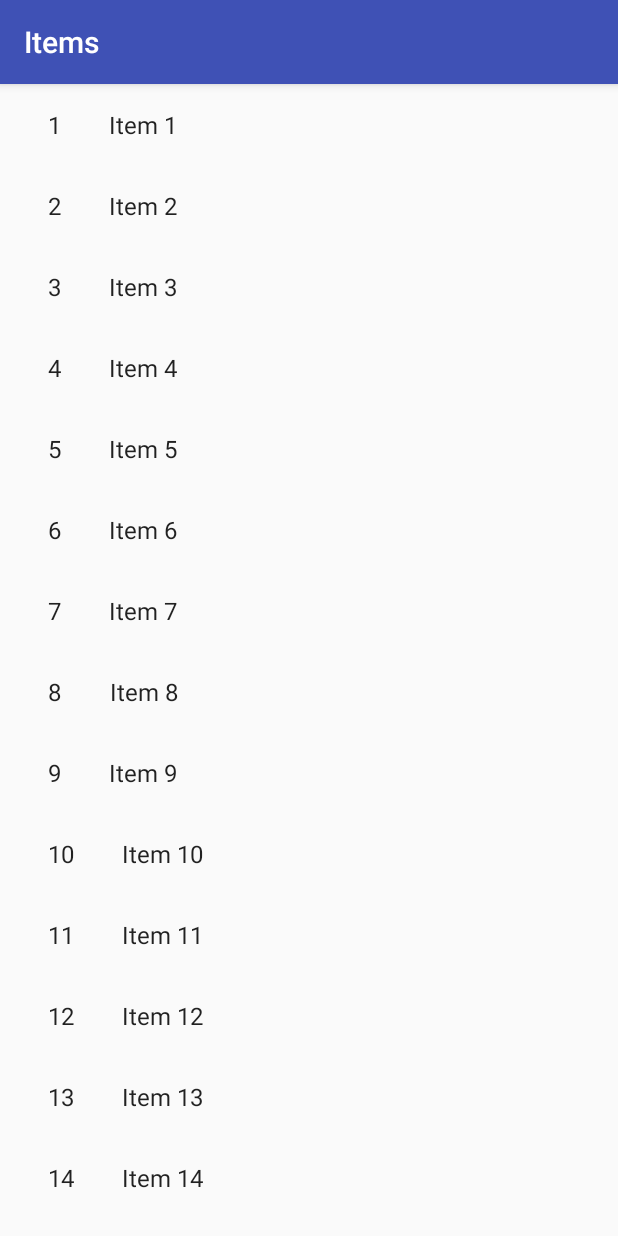
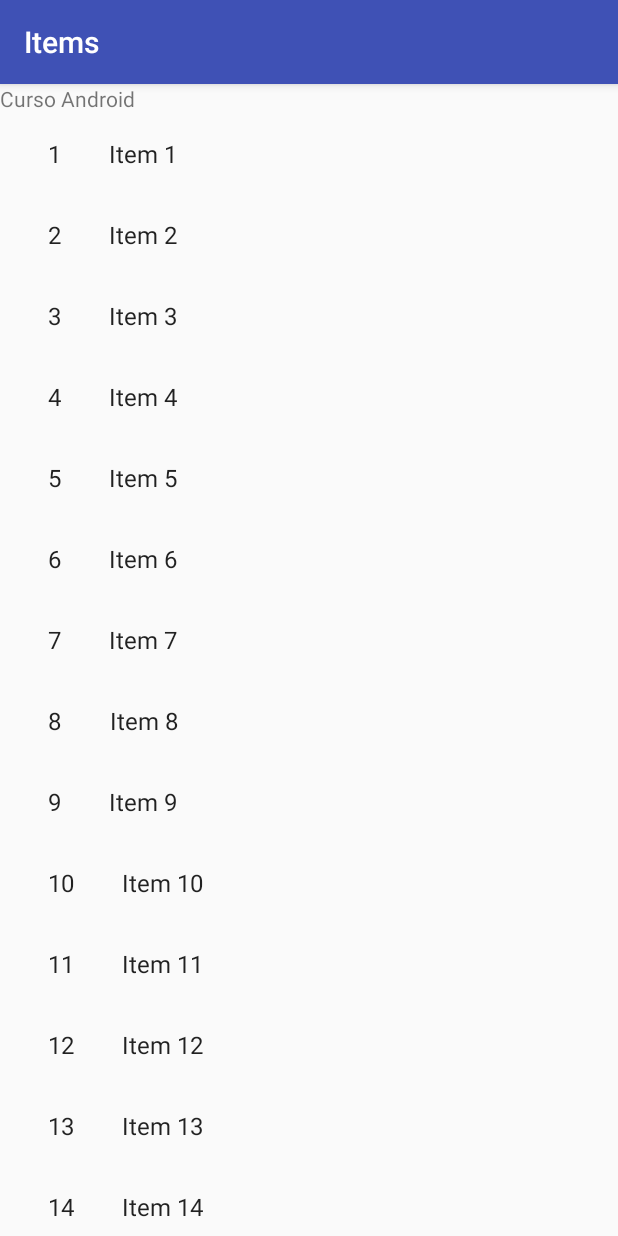
Before and after one commit to BelatrixTraining/Android-Fundamentals, an Android app: the screen it shows after launch (ItemListActivity), on a phone screen of 412 x 824 dp. Run offline under Robolectric (Android 15) with nearby library versions, the phone set to English and light mode, and no system bars.

Commit message:
cambios en la clase

```diff
--- a/Lesson6/app/src/main/java/com/bx/android/lesson6/ItemListActivity.java
+++ b/Lesson6/app/src/main/java/com/bx/android/lesson6/ItemListActivity.java
@@ -28,7 +28,7 @@ import java.util.List;
  * item details. On tablets, the activity presents the list of items and
  * item details side-by-side using two vertical panes.
  */
-public class ItemListActivity extends AppCompatActivity {
+public class ItemListActivity extends AppCompatActivity implements ItemDetailFragment.FragmentInterface {
 
     /**
      * Whether or not the activity is in two-pane mode, i.e. running on a tablet
@@ -45,39 +45,31 @@ public class ItemListActivity extends AppCompatActivity {
         setSupportActionBar(toolbar);
         toolbar.setTitle(getTitle());
 
-        View recyclerView = findViewById(R.id.item_list);
-        assert recyclerView != null;
-        setupRecyclerView((RecyclerView) recyclerView);
-
-        if (findViewById(R.id.item_detail_container) != null) {
+        if (findViewById(R.id.detailContainer) != null) {
             // The detail container view will be present only in the
             // large-screen layouts (res/values-w900dp).
             // If this view is present, then the
             // activity should be in two-pane mode.
             mTwoPane = true;
         }
-    }
 
-    private void setupRecyclerView(@NonNull RecyclerView recyclerView) {
-        recyclerView.setAdapter(new SimpleItemRecyclerViewAdapter(DummyContentFactory.ITEMS, new SimpleItemRecyclerViewAdapter.RecycleViewListener() {
-            @Override
-            public void onItemClick(String id) {
-                if (mTwoPane) {
-                    Bundle arguments = new Bundle();
-                    arguments.putString(ItemDetailFragment.ARG_ITEM_ID, id);
-                    ItemDetailFragment fragment = new ItemDetailFragment();
-                    fragment.setArguments(arguments);
-                    getSupportFragmentManager().beginTransaction()
-                            .replace(R.id.item_detail_container, fragment)
-                            .commit();
-                } else {
-                    Intent intent = new Intent(ItemListActivity.this, ItemDetailActivity.class);
-                    intent.putExtra(ItemDetailFragment.ARG_ITEM_ID, id);
-                    startActivity(intent);
-                }
-            }
-        }));
+        Bundle bundle = new Bundle();
+        bundle.putBoolean("TWO_PANE", mTwoPane);
+        ListFragment listFragment = new ListFragment();
+        listFragment.setArguments(bundle);
+        getSupportFragmentManager().beginTransaction().replace(R.id.mainContainer, listFragment).commit();
     }
 
 
+    @Override
+    public void doAction(String action) {
+
+    }
+
+    @Override
+    public void setTextInTextView(String message) {
+        ListFragment listFragment = (ListFragment) getSupportFragmentManager().findFragmentById(R.id.mainContainer);
+        listFragment.setTextInTextView(message);
+
+    }
 }
--- /dev/null
+++ b/Lesson6/app/src/main/java/com/bx/android/lesson6/ListFragment.java
@@ -0,0 +1,72 @@
+package com.bx.android.lesson6;
+
+import android.content.Intent;
+import android.os.Bundle;
+import android.support.annotation.NonNull;
+import android.support.annotation.Nullable;
+import android.support.v4.app.Fragment;
+import android.support.v7.widget.RecyclerView;
+import android.view.LayoutInflater;
+import android.view.View;
+import android.view.ViewGroup;
+import android.widget.TextView;
+
+import com.bx.android.lesson6.dummy.DummyContentFactory;
+
+public class ListFragment extends Fragment {
+
+    private boolean mTwoPane = false;
+
+    public ListFragment() {
+        // Required empty public constructor
+    }
+
+    @Override
+    public void onCreate(Bundle savedInstanceState) {
+        super.onCreate(savedInstanceState);
+        mTwoPane = getArguments().getBoolean("TWO_PANE");
+    }
+
+    @Override
+    public View onCreateView(LayoutInflater inflater, ViewGroup container,
+                             Bundle savedInstanceState) {
+        // Inflate the layout for this fragment
+        return inflater.inflate(R.layout.fragment_list, container, false);
+    }
+
+    @Override
+    public void onViewCreated(View view, @Nullable Bundle savedInstanceState) {
+        super.onViewCreated(view, savedInstanceState);
+        View recyclerView = view.findViewById(R.id.item_list);
+        setupRecyclerView((RecyclerView) recyclerView);
+    }
+
+    private void setupRecyclerView(@NonNull RecyclerView recyclerView) {
+        SimpleItemRecyclerViewAdapter.RecycleViewListener listener = new SimpleItemRecyclerViewAdapter.RecycleViewListener() {
+            @Override
+            public void onItemClick(String id) {
+                if (mTwoPane) {
+                    Bundle arguments = new Bundle();
+                    arguments.putString(ItemDetailFragment.ARG_ITEM_ID, id);
+                    ItemDetailFragment fragment = new ItemDetailFragment();
+                    fragment.setArguments(arguments);
+                    getFragmentManager().beginTransaction()
+                            .replace(R.id.detailContainer, fragment)
+                            .commit();
+                } else {
+                    Intent intent = new Intent(ListFragment.this.getActivity(), ItemDetailActivity.class);
+                    intent.putExtra(ItemDetailFragment.ARG_ITEM_ID, id);
+                    startActivity(intent);
+                }
+            }
+        };
+        recyclerView.setAdapter(new SimpleItemRecyclerViewAdapter(DummyContentFactory.ITEMS, listener));
+    }
+
+    public void setTextInTextView(String message) {
+        TextView textView = (TextView) getView().findViewById(R.id.textView);
+        if (textView != null) {
+            textView.setText(message);
+        }
+    }
+}
--- /dev/null
+++ b/Lesson6/app/src/main/res/layout-w900dp/main_content.xml
@@ -0,0 +1,21 @@
+<?xml version="1.0" encoding="utf-8"?>
+<LinearLayout xmlns:android="http://schemas.android.com/apk/res/android"
+    android:layout_width="match_parent"
+    android:layout_height="match_parent"
+    android:orientation="horizontal">
+
+    <FrameLayout
+        android:id="@+id/mainContainer"
+        android:layout_width="200dp"
+        android:layout_height="match_parent">
+
+    </FrameLayout>
+
+    <FrameLayout
+        android:id="@+id/detailContainer"
+        android:layout_width="match_parent"
+        android:layout_height="match_parent">
+
+    </FrameLayout>
+
+</LinearLayout>
--- a/Lesson6/app/src/main/res/layout/activity_item_list.xml
+++ b/Lesson6/app/src/main/res/layout/activity_item_list.xml
@@ -27,7 +27,7 @@
         android:layout_height="match_parent"
         app:layout_behavior="@string/appbar_scrolling_view_behavior">
 
-        <include layout="@layout/item_list" />
+        <include layout="@layout/main_content" />
     </FrameLayout>
 
 
--- /dev/null
+++ b/Lesson6/app/src/main/res/layout/fragment_list.xml
@@ -0,0 +1,24 @@
+<LinearLayout xmlns:android="http://schemas.android.com/apk/res/android"
+    xmlns:app="http://schemas.android.com/apk/res-auto"
+    xmlns:tools="http://schemas.android.com/tools"
+    android:layout_width="match_parent"
+    android:layout_height="match_parent"
+    android:orientation="vertical">
+
+    <TextView
+        android:id="@+id/textView"
+        android:layout_width="match_parent"
+        android:layout_height="wrap_content"
+        android:text="Curso Android" />
+
+    <android.support.v7.widget.RecyclerView
+        android:id="@+id/item_list"
+        android:name="com.bx.android.lesson6.ItemListFragment"
+        android:layout_width="match_parent"
+        android:layout_height="match_parent"
+        android:layout_marginLeft="16dp"
+        android:layout_marginRight="16dp"
+        app:layoutManager="LinearLayoutManager"
+        tools:context="com.bx.android.lesson6.ItemListActivity"
+        tools:listitem="@layout/item_list_content" />
+</LinearLayout>
--- /dev/null
+++ b/Lesson6/app/src/main/res/layout/main_content.xml
@@ -0,0 +1,13 @@
+<?xml version="1.0" encoding="utf-8"?>
+<LinearLayout xmlns:android="http://schemas.android.com/apk/res/android"
+    android:orientation="vertical" android:layout_width="match_parent"
+    android:layout_height="match_parent">
+
+    <FrameLayout
+        android:id="@+id/mainContainer"
+        android:layout_width="match_parent"
+        android:layout_height="match_parent">
+
+    </FrameLayout>
+
+</LinearLayout>
--- a/Lesson6/app/src/main/res/values/strings.xml
+++ b/Lesson6/app/src/main/res/values/strings.xml
@@ -2,4 +2,7 @@
     <string name="app_name">Lesson6</string>
     <string name="title_item_list">Items</string>
     <string name="title_item_detail">Item Detail</string>
+
+    <!-- TODO: Remove or change this placeholder text -->
+    <string name="hello_blank_fragment">Hello blank fragment</string>
 </resources>
```
Also changed, not shown: Lesson6/app/src/main/java/com/bx/android/lesson6/ItemDetailActivity.java (+11 -1 lines), Lesson6/app/src/main/java/com/bx/android/lesson6/ItemDetailFragment.java (+37 -2 lines), Lesson6/app/src/main/res/layout-w900dp/item_list.xml (+13 -1 lines), Lesson6/app/src/main/res/layout/activity_main.xml (deleted, +0 -17 lines), Lesson6/app/src/main/res/layout/item_detail.xml (+16 -1 lines).
